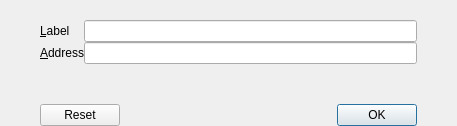
Before: the Qt Designer form src/qt/forms/editaddressdialog.ui in frozenflux3/munt-official, drawn with Qt 5.
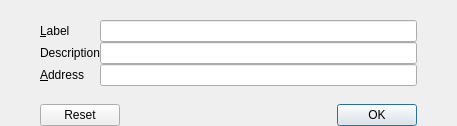
After: the same form once the commit is applied. Custom widgets are drawn as their Qt base class.

Commit message:
CORE: Save/retrieve "IBAN description" in address book
Improve handling of IBAN in relation to address book, save the description so it can be used on subsequent uses

```diff
--- a/src/qt/forms/editaddressdialog.ui
+++ b/src/qt/forms/editaddressdialog.ui
@@ -52,6 +52,16 @@
       </widget>
      </item>
      <item row="1" column="0">
+      <widget class="QLabel" name="labelAddressDescription">
+       <property name="text">
+        <string>Description</string>
+       </property>
+       <property name="buddy">
+        <cstring>addressEdit</cstring>
+       </property>
+      </widget>
+     </item>
+     <item row="2" column="0">
       <widget class="QLabel" name="labelAddressAddress">
        <property name="text">
         <string>&amp;Address</string>
@@ -61,13 +71,20 @@
        </property>
       </widget>
      </item>
-     <item row="1" column="1">
+     <item row="2" column="1">
       <widget class="QValidatedLineEdit" name="addressEdit">
        <property name="toolTip">
         <string>The address associated with this address list entry. This can only be modified for sending addresses.</string>
        </property>
       </widget>
      </item>
+     <item row="1" column="1">
+      <widget class="QValidatedLineEdit" name="descriptionEdit">
+       <property name="toolTip">
+        <string>The address associated with this address list entry. This can only be modified for sending addresses.</string>
+       </property>
+      </widget>
+     </item>
     </layout>
    </item>
    <item>
```
The commit also changes 15 other files.
